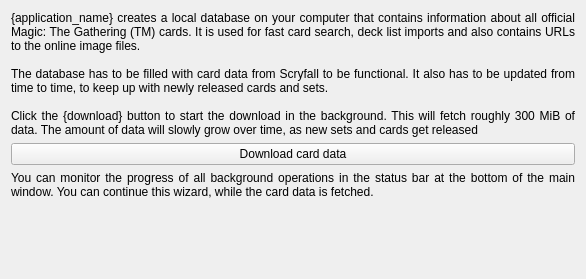
This is mtg_proxy_printer/resources/ui/first_start_wizard/card_database_page.ui in luziferius/MTGProxyPrinter as Qt 5 draws it before an edit. The edited form follows.
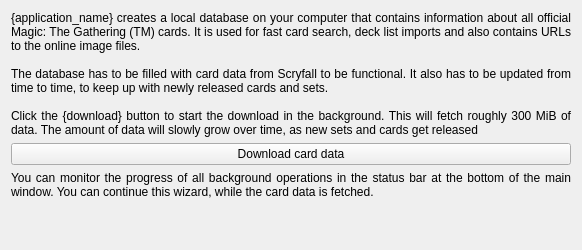
This is the edited form. Icons and pictures are not drawn.

Commit message:
Some cleanups in the UI files. Removed default window title and geometry attributes, as these are set by the parent Wizard.
FossilOrigin-Name: f41d6686b9358cb880cb2cb7aae3875fd0d779ffa0f563df9ab40cd32fec1c4f

Patch:
```diff
--- a/mtg_proxy_printer/resources/ui/first_start_wizard/card_database_page.ui
+++ b/mtg_proxy_printer/resources/ui/first_start_wizard/card_database_page.ui
@@ -2,19 +2,8 @@
 <ui version="4.0">
  <class>WizardPage</class>
  <widget class="QWizardPage" name="WizardPage">
-  <property name="geometry">
-   <rect>
-    <x>0</x>
-    <y>0</y>
-    <width>586</width>
-    <height>279</height>
-   </rect>
-  </property>
-  <property name="windowTitle">
-   <string>WizardPage</string>
-  </property>
   <property name="title">
-   <string>Local card database</string>
+   <string>Obtaining card data</string>
   </property>
   <layout class="QGridLayout" name="gridLayout">
    <item row="3" column="0" colspan="2">
```
The commit also changes 3 other files.
